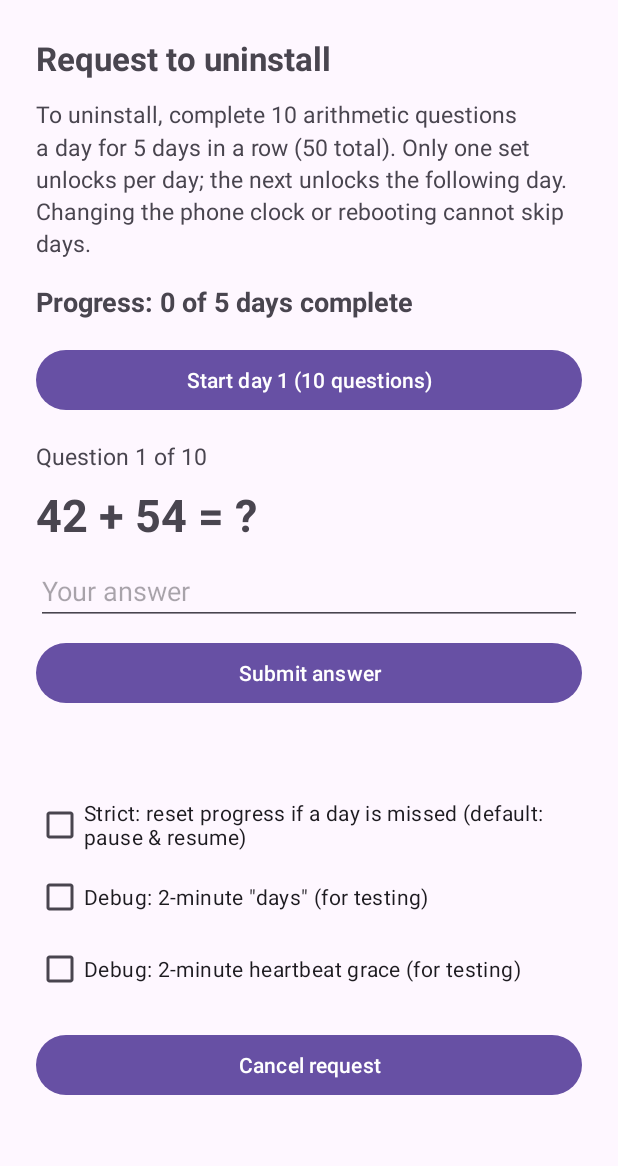
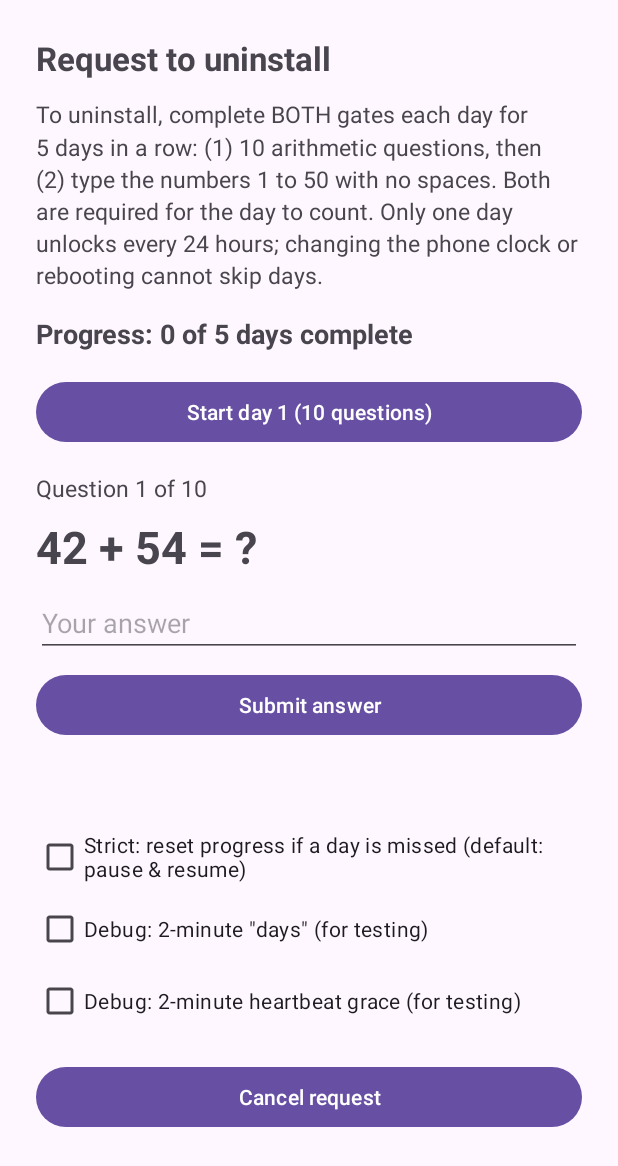
Before and after one commit to stdigital892-dotcom/Fliptle, an Android app: the UninstallRequestActivity screen opened directly, with no data from a screen before it, after a tap on an icon or button, on a phone screen of 412 x 824 dp. Shown: the top 1166 px of the screen. Run offline under Robolectric (Android 15) with nearby library versions, the phone set to English and light mode, and no system bars; our stand-ins replace Firebase (no records; nobody signed in at launch, a user with empty details on screens opened directly).

Commit message:
Require BOTH gates per day in the uninstall flow (math + 1..50 typing)
- Each day now has two phases: 10 arithmetic questions, THEN typing the 1..50
  sequence (per-keystroke validation, paste/bulk rejected, paste menu disabled
  via NoPasteEditText). Both must complete for the day to count
- 5-day structure, one day per 24h, unchanged reboot/clock-tamper-proof timing
  (monotonic + wall anchor + BOOT_COUNT + TrustedTime re-anchor)
- Missing a day still defaults to PAUSE (resume), strict reset configurable
- Each day's completion still logged to Firestore (installs/{uid}/uninstall_progress);
  all 5 days -> uninstall_approved:true + timestamp
- Heartbeat + direct_uninstall path unchanged and separate
- Added PARTNER-NOTIFICATION HOOK comments at both event sites (uninstall_approved
  and direct_uninstall) for future partner push
- Everything else unchanged

Co-Authored-By: Claude Opus 4.8 <noreply@anthropic.com>
Claude-Session: https://claude.ai/code/session_012xs48EkRvNin4yViRbwCag

```diff
--- a/app/src/main/java/com/fliptle/app/UninstallRequestActivity.kt
+++ b/app/src/main/java/com/fliptle/app/UninstallRequestActivity.kt
@@ -4,6 +4,8 @@ import android.os.Bundle
 import android.os.Handler
 import android.os.Looper
 import android.os.SystemClock
+import android.text.Editable
+import android.text.TextWatcher
 import android.view.View
 import android.widget.Button
 import android.widget.CheckBox
@@ -17,10 +19,17 @@ import java.util.concurrent.Executors
 import java.util.concurrent.atomic.AtomicBoolean
 
 /**
- * "Request to uninstall" math gate: 10 questions/day for 5 days, one set per day,
- * with reboot- and clock-tamper-proof per-day unlocking (see [UninstallGateStore]).
+ * "Request to uninstall" gate. Each day requires BOTH:
+ *   1) 10 basic arithmetic questions (validated app-side), then
+ *   2) typing the 1..50 sequence with no separators (validated per keystroke;
+ *      paste/bulk input rejected, paste menu disabled).
+ * Both must be finished for the day to count. One day unlocks per 24h, with the
+ * same reboot- and clock-tamper-proof timing as the freeze (see
+ * [UninstallGateStore]).
  */
 class UninstallRequestActivity : AppCompatActivity() {
+
+    private enum class Phase { NONE, MATH, TYPING }
 
     private lateinit var store: UninstallGateStore
 
@@ -34,14 +43,23 @@ class UninstallRequestActivity : AppCompatActivity() {
 
     private lateinit var mathSection: View
     private lateinit var questionText: TextView
-    private lateinit var progressText: TextView
+    private lateinit var mathProgressText: TextView
     private lateinit var answerInput: EditText
     private lateinit var submitAnswerButton: Button
-    private lateinit var errorText: TextView
+    private lateinit var mathErrorText: TextView
 
+    private lateinit var typingSection: View
+    private lateinit var typingProgressText: TextView
+    private lateinit var typingField: NoPasteEditText
+    private lateinit var typingErrorText: TextView
+
+    private var phase = Phase.NONE
     private var questions: List<MathQuestion> = emptyList()
     private var qIndex = 0
-    private var inSession = false
+
+    private val expectedSeq: String = buildString { for (i in 1..50) append(i) }
+    private val typedSeq = StringBuilder()
+    private var typingSelfEdit = false
 
     private val handler = Handler(Looper.getMainLooper())
     private val io = Executors.newSingleThreadExecutor()
@@ -50,7 +68,7 @@ class UninstallRequestActivity : AppCompatActivity() {
 
     private val tick = object : Runnable {
         override fun run() {
-            if (!inSession) render()
+            if (phase == Phase.NONE) render()
             handler.postDelayed(this, 1_000L)
         }
     }
@@ -59,7 +77,7 @@ class UninstallRequestActivity : AppCompatActivity() {
         super.onCreate(savedInstanceState)
         setContentView(R.layout.activity_uninstall_request)
         store = UninstallGateStore(this)
-        if (!store.active) store.start() // opening the request starts it
+        if (!store.active) store.start()
 
         statusText = findViewById(R.id.uninstallStatusText)
         countdownText = findViewById(R.id.uninstallCountdownText)
@@ -71,10 +89,16 @@ class UninstallRequestActivity : AppCompatActivity() {
 
         mathSection = findViewById(R.id.mathSection)
         questionText = findViewById(R.id.questionText)
-        progressText = findViewById(R.id.mathProgressText)
+        mathProgressText = findViewById(R.id.mathProgressText)
         answerInput = findViewById(R.id.answerInput)
         submitAnswerButton = findViewById(R.id.submitAnswerButton)
-        errorText = findViewById(R.id.mathErrorText)
+        mathErrorText = findViewById(R.id.mathErrorText)
+
+        typingSection = findViewById(R.id.typingSection)
+        typingProgressText = findViewById(R.id.typingProgressText)
+        typingField = findViewById(R.id.typingField)
+        typingErrorText = findViewById(R.id.typingErrorText)
+        typingField.addTextChangedListener(typingWatcher)
 
         resetOnMissCheck.isChecked = store.resetOnMiss
         resetOnMissCheck.setOnCheckedChangeListener { _, v -> store.resetOnMiss = v }
@@ -108,35 +132,81 @@ class UninstallRequestActivity : AppCompatActivity() {
         io.shutdownNow()
     }
 
+    // ---- Day flow: MATH then TYPING ----
+
     private fun startDay() {
         questions = MathQuestions.generateSet()
         qIndex = 0
-        inSession = true
-        errorText.text = ""
+        phase = Phase.MATH
+        mathErrorText.text = ""
         answerInput.text.clear()
         render()
     }
 
     private fun submitAnswer() {
-        if (!inSession) return
+        if (phase != Phase.MATH) return
         val entered = answerInput.text.toString().trim().toIntOrNull()
         if (entered == null) {
-            errorText.setText(R.string.math_enter_number)
+            mathErrorText.setText(R.string.math_enter_number)
             return
         }
         if (entered == questions[qIndex].answer) {
             qIndex++
             answerInput.text.clear()
-            errorText.text = ""
-            if (qIndex >= questions.size) finishDay() else render()
+            mathErrorText.text = ""
+            if (qIndex >= questions.size) beginTypingPhase() else render()
         } else {
-            errorText.setText(R.string.math_wrong)
+            mathErrorText.setText(R.string.math_wrong)
+        }
+    }
+
+    private fun beginTypingPhase() {
+        phase = Phase.TYPING
+        typedSeq.setLength(0)
+        typingSelfEdit = true
+        typingField.setText("")
+        typingSelfEdit = false
+        typingErrorText.text = ""
+        render()
+    }
+
+    private val typingWatcher = object : TextWatcher {
+        override fun beforeTextChanged(s: CharSequence?, start: Int, count: Int, after: Int) {}
+        override fun onTextChanged(s: CharSequence?, start: Int, before: Int, count: Int) {}
+        override fun afterTextChanged(s: Editable?) {
+            if (typingSelfEdit || phase != Phase.TYPING) return
+            val current = s?.toString() ?: ""
+            when {
+                current.length == typedSeq.length + 1 &&
+                    typedSeq.length < expectedSeq.length &&
+                    current.startsWith(typedSeq) &&
+                    current.last() == expectedSeq[typedSeq.length] -> {
+                    typedSeq.append(current.last())
+                    typingErrorText.text = ""
+                }
+                current.length == typedSeq.length - 1 && typedSeq.startsWith(current) -> {
+                    typedSeq.setLength(current.length)
+                    typingErrorText.text = ""
+                }
+                current == typedSeq.toString() -> { /* no-op */ }
+                else -> {
+                    val bulk = current.length > typedSeq.length + 1
+                    typingSelfEdit = true
+                    typingField.setText(typedSeq.toString())
+                    typingField.setSelection(typedSeq.length)
+                    typingSelfEdit = false
+                    typingErrorText.setText(if (bulk) R.string.typing_error_paste else R.string.typing_error_wrong)
+                }
+            }
+            typingProgressText.text = getString(R.string.typing_progress, typedSeq.length, expectedSeq.length)
+            if (typedSeq.toString() == expectedSeq) finishDay()
         }
     }
 
     private fun finishDay() {
-        inSession = false
+        phase = Phase.NONE
         val done = store.completeDay()
+        // Each day's completion is logged to Firestore keyed to email/UID.
         UninstallLog.logDayComplete(this, done, UninstallGateStore.DAYS_REQUIRED)
         if (done >= UninstallGateStore.DAYS_REQUIRED) {
             UninstallLog.logApproved(this)
@@ -145,14 +215,21 @@ class UninstallRequestActivity : AppCompatActivity() {
         render()
     }
 
+    // ---- Rendering ----
+
     private fun render() {
-        if (inSession) {
-            showMath(true)
+        mathSection.visibility = if (phase == Phase.MATH) View.VISIBLE else View.GONE
+        typingSection.visibility = if (phase == Phase.TYPING) View.VISIBLE else View.GONE
+
+        if (phase == Phase.MATH) {
             questionText.text = questions[qIndex].text
-            progressText.text = getString(R.string.math_progress, qIndex + 1, questions.size)
+            mathProgressText.text = getString(R.string.math_progress, qIndex + 1, questions.size)
             return
         }
-        showMath(false)
+        if (phase == Phase.TYPING) {
+            typingProgressText.text = getString(R.string.typing_progress, typedSeq.length, expectedSeq.length)
+            return
+        }
 
         val state = store.state()
         statusText.text = getString(R.string.uninstall_status, store.daysDone, UninstallGateStore.DAYS_REQUIRED)
@@ -181,10 +258,6 @@ class UninstallRequestActivity : AppCompatActivity() {
         }
     }
 
-    private fun showMath(show: Boolean) {
-        mathSection.visibility = if (show) View.VISIBLE else View.GONE
-    }
-
     private fun maybeFetchTrustedTime() {
         val now = SystemClock.elapsedRealtime()
         if (now - lastFetchMs < 5_000L && lastFetchMs != 0L) return
--- a/app/src/main/java/com/fliptle/app/auth/InstallTracker.kt
+++ b/app/src/main/java/com/fliptle/app/auth/InstallTracker.kt
@@ -110,6 +110,10 @@ object InstallTracker {
                     logEvent(doc, analytics, "uninstall_detected", mapOf("previousInstallId" to outcome.prevId))
                     logEvent(doc, analytics, "reinstall", mapOf("reinstallCount" to outcome.count))
                     if (outcome.directUninstall) {
+                        // PARTNER-NOTIFICATION HOOK: when partner push is added,
+                        // trigger the "direct uninstall detected" notification to the
+                        // paired partner here (this is the direct-uninstall path,
+                        // separate from the approved path). Keyed off this uid/email.
                         logEvent(
                             doc, analytics, "direct_uninstall",
                             mapOf("darkMs" to outcome.darkMs, "previousInstallId" to outcome.prevId)
--- a/app/src/main/java/com/fliptle/app/auth/UninstallLog.kt
+++ b/app/src/main/java/com/fliptle/app/auth/UninstallLog.kt
@@ -32,6 +32,9 @@ object UninstallLog {
 
     fun logApproved(context: Context) {
         withUser(context) { db, uid, email ->
+            // PARTNER-NOTIFICATION HOOK: when partner push is added, trigger the
+            // "uninstall approved" notification to the paired partner here (this is
+            // the approved-path event). Attach off the uid/email written below.
             val doc = db.collection(COLLECTION).document(uid)
             doc.set(
                 mapOf(
--- a/app/src/main/res/layout/activity_uninstall_request.xml
+++ b/app/src/main/res/layout/activity_uninstall_request.xml
@@ -96,6 +96,48 @@
                 android:textSize="15sp" />
         </LinearLayout>
 
+        <!-- Typing session (second gate: type 1..50, per-keystroke, no paste) -->
+        <LinearLayout
+            android:id="@+id/typingSection"
+            android:layout_width="match_parent"
+            android:layout_height="wrap_content"
+            android:layout_marginTop="16dp"
+            android:orientation="vertical"
+            android:visibility="gone">
+
+            <TextView
+                android:layout_width="match_parent"
+                android:layout_height="wrap_content"
+                android:text="@string/uninstall_typing_prompt"
+                android:textSize="16sp"
+                android:textStyle="bold" />
+
+            <TextView
+                android:id="@+id/typingProgressText"
+                android:layout_width="match_parent"
+                android:layout_height="wrap_content"
+                android:layout_marginTop="8dp"
+                android:textSize="15sp" />
+
+            <com.fliptle.app.NoPasteEditText
+                android:id="@+id/typingField"
+                android:layout_width="match_parent"
+                android:layout_height="wrap_content"
+                android:layout_marginTop="8dp"
+                android:hint="@string/typing_hint"
+                android:importantForAutofill="no"
+                android:inputType="number"
+                android:textIsSelectable="false" />
+
+            <TextView
+                android:id="@+id/typingErrorText"
+                android:layout_width="match_parent"
+                android:layout_height="wrap_content"
+                android:layout_marginTop="8dp"
+                android:textColor="#B71C1C"
+                android:textSize="15sp" />
+        </LinearLayout>
+
         <!-- Options -->
         <CheckBox
             android:id="@+id/resetOnMissCheck"
--- a/app/src/main/res/values/strings.xml
+++ b/app/src/main/res/values/strings.xml
@@ -116,7 +116,8 @@
     <!-- Uninstall request (math gate) -->
     <string name="setup_uninstall">Request to uninstall the app</string>
     <string name="uninstall_title">Request to uninstall</string>
-    <string name="uninstall_body">To uninstall, complete 10 arithmetic questions a day for 5 days in a row (50 total). Only one set unlocks per day; the next unlocks the following day. Changing the phone clock or rebooting cannot skip days.</string>
+    <string name="uninstall_body">To uninstall, complete BOTH gates each day for 5 days in a row: (1) 10 arithmetic questions, then (2) type the numbers 1 to 50 with no spaces. Both are required for the day to count. Only one day unlocks every 24 hours; changing the phone clock or rebooting cannot skip days.</string>
+    <string name="uninstall_typing_prompt">Second gate: type the numbers 1 to 50 in order, no spaces (paste is blocked).</string>
     <string name="uninstall_status">Progress: %1$d of %2$d days complete</string>
     <string name="uninstall_approved">Uninstall approved. You may now uninstall the app.</string>
     <string name="uninstall_locked">Next set unlocks in %1$s</string>
```
